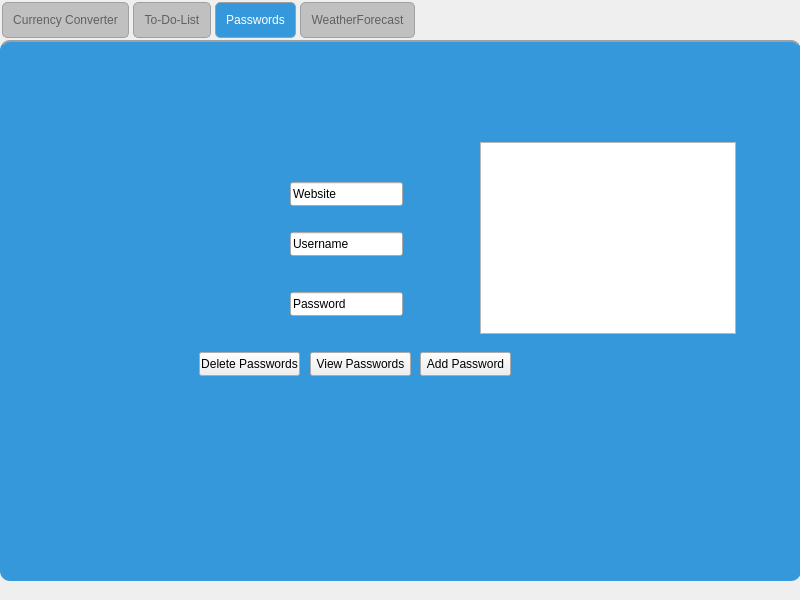
lucapau/QT4in1App, file mainwindow.ui: the form before one commit.
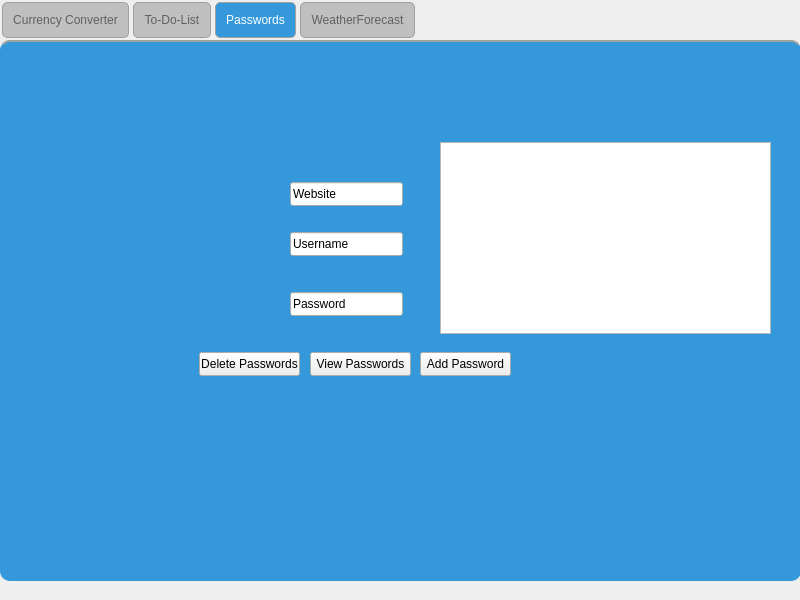
The form after the commit. The open tabs and pages were chosen to show the change.

Commit message: Password manager, viewPasswords button functionality created, changed encryption

What changed in the file:
```diff
--- a/mainwindow.ui
+++ b/mainwindow.ui
@@ -325,9 +325,9 @@
      <widget class="QTableWidget" name="passwordTableWidget">
       <property name="geometry">
        <rect>
-        <x>470</x>
+        <x>430</x>
         <y>90</y>
-        <width>256</width>
+        <width>331</width>
         <height>192</height>
        </rect>
       </property>
```
Left out of the diff: 2 changed lines with no effect on the pictures. The commit also changes 6 other files.
